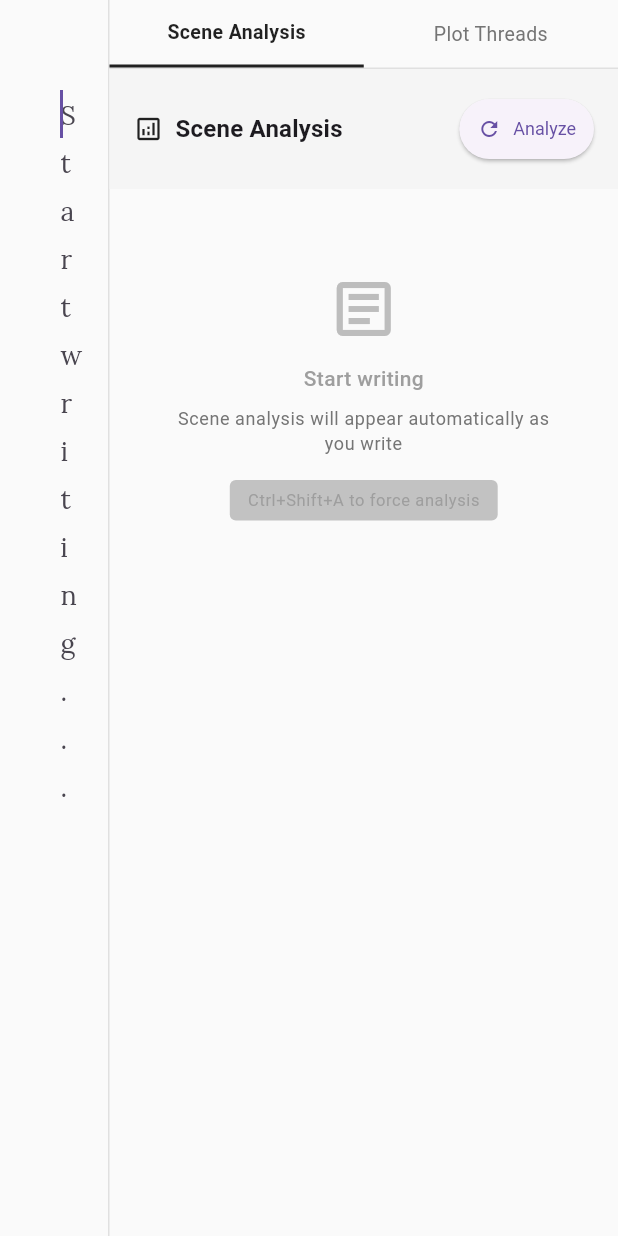
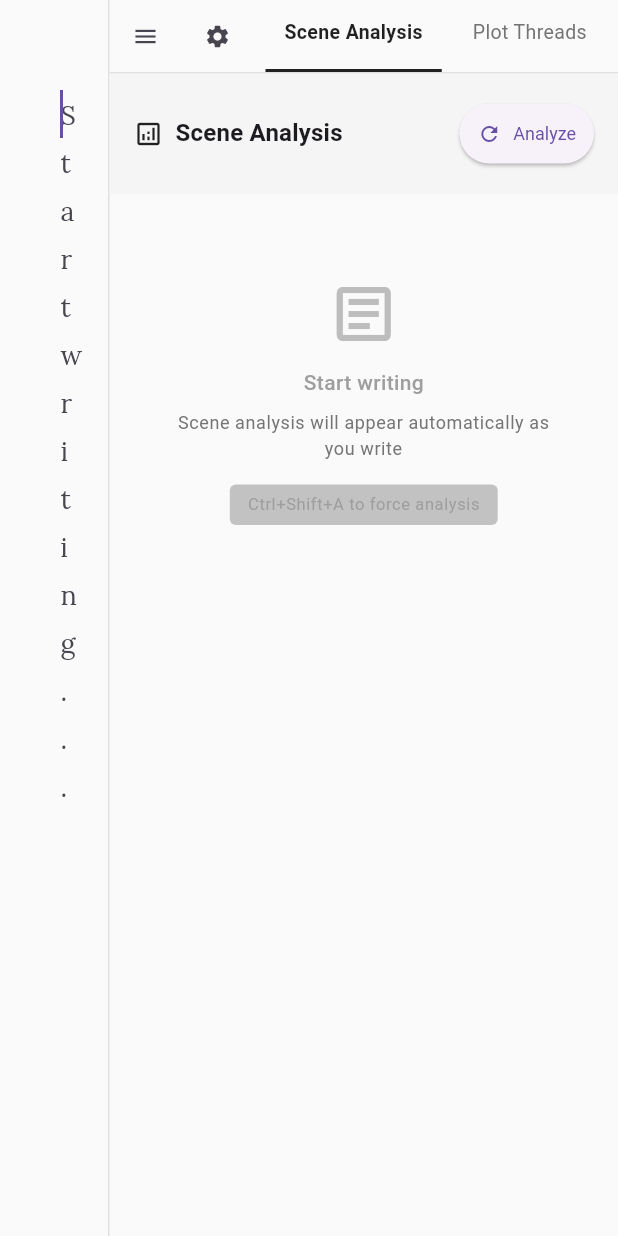
Before and after one commit to keithbphillips/floe, a Flutter app: the screen it shows after launch, on a phone screen of 412 x 824 dp. Run offline on Flutter 3.47's test engine with Material 3 defaults, Android fonts, the phone set to English and light mode, and no system bars; our stand-ins replace file_picker, shared_preferences; missing offline and left inert: doc_text_extractor, macos_secure_bookmarks, window_manager; network calls fail; statements that could not run were skipped; project files that could hold a hidden picture were left out.

Commit message:
Add file menu and settings icon buttons to UI
- Add File Menu icon button to right panel header
- Add Settings (gear) icon button to right panel header
- Adjust bubble chart height for better spacing
- Move file menu overlay to stack above timeline/bubble area

🤖 Generated with [Claude Code](https://claude.com/claude-code)

Co-Authored-By: Claude Sonnet 4.5 <noreply@anthropic.com>

```diff
--- a/lib/screens/editor_screen.dart
+++ b/lib/screens/editor_screen.dart
@@ -765,7 +765,9 @@ class _EditorScreenState extends State<EditorScreen> with WindowListener {
           children: [
             // Main editor area
             Expanded(
-              child: Column(
+              child: Stack(
+                children: [
+                  Column(
                     children: [
                       // Thread timeline strip (above bubble chart)
                       if (!_isFullscreen)
@@ -969,8 +971,13 @@ class _EditorScreenState extends State<EditorScreen> with WindowListener {
                         onClose: () => setState(() => _showWordCount = false),
                       ),
                     ),
+                      ],
+                    ),
+                  ),
+                    ],
+                  ),
 
-                  // File menu (shown on Escape key)
+                  // File menu (overlays the timeline/bubble area)
                   if (_showFileMenu)
                     Positioned(
                       top: 20,
@@ -981,9 +988,6 @@ class _EditorScreenState extends State<EditorScreen> with WindowListener {
                             _showFileMenu = false;
                           });
                         },
-                      ),
-                    ),
-                      ],
                       ),
                     ),
                 ],
@@ -1021,11 +1025,35 @@ class _EditorScreenState extends State<EditorScreen> with WindowListener {
                           ),
                         ),
                       ),
+                      child: IntrinsicHeight(
                         child: Row(
+                          crossAxisAlignment: CrossAxisAlignment.stretch,
                           children: [
+                            // File menu button
+                            IconButton(
+                              icon: const Icon(Icons.menu, size: 18),
+                              onPressed: () {
+                                setState(() {
+                                  _showFileMenu = !_showFileMenu;
+                                });
+                              },
+                              tooltip: 'File Menu',
+                              padding: const EdgeInsets.all(8),
+                              constraints: const BoxConstraints(),
+                            ),
+                            // Settings button (gear icon)
+                            IconButton(
+                              icon: const Icon(Icons.settings, size: 18),
+                              onPressed: _showSettings,
+                              tooltip: 'Settings',
+                              padding: const EdgeInsets.all(8),
+                              constraints: const BoxConstraints(),
+                            ),
+                            const SizedBox(width: 8),
                             _buildTab('Scene Analysis', 0),
                             _buildTab('Plot Threads', 1),
                           ],
+                        ),
                       ),
                     ),
                     // Tab Content
--- a/lib/widgets/structure_bubble_chart.dart
+++ b/lib/widgets/structure_bubble_chart.dart
@@ -385,7 +385,7 @@ class _StructureBubbleChartState extends State<StructureBubbleChart> {
     final maxBubbleSize = 32.0;
 
     return Container(
-      height: 60,
+      height: 64,
       padding: const EdgeInsets.symmetric(horizontal: 20, vertical: 8),
       decoration: BoxDecoration(
         color: isDark ? Colors.grey[900] : Colors.grey[50],
```
Lines whose indentation alone changed are shown as unchanged.
